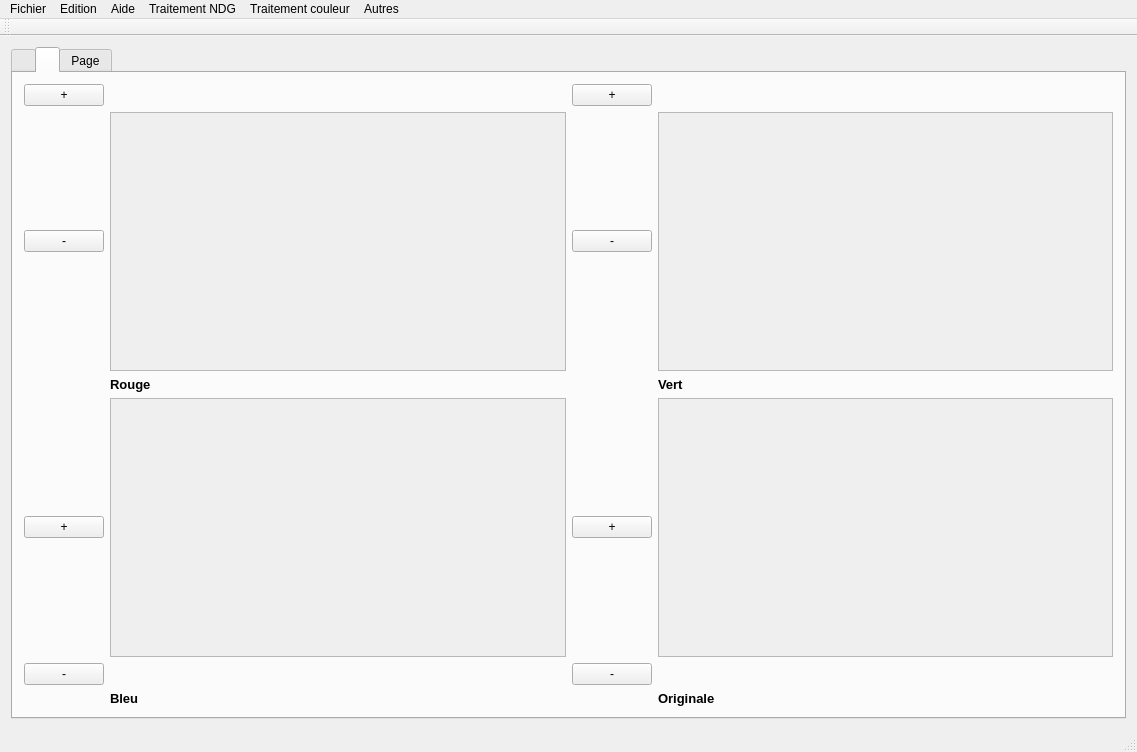
This is Qt/mainwindow.ui in lucasvolaine/ProjetFA2_SMARTIES_TOOLS as Qt 5 draws it before an edit. The edited form follows.
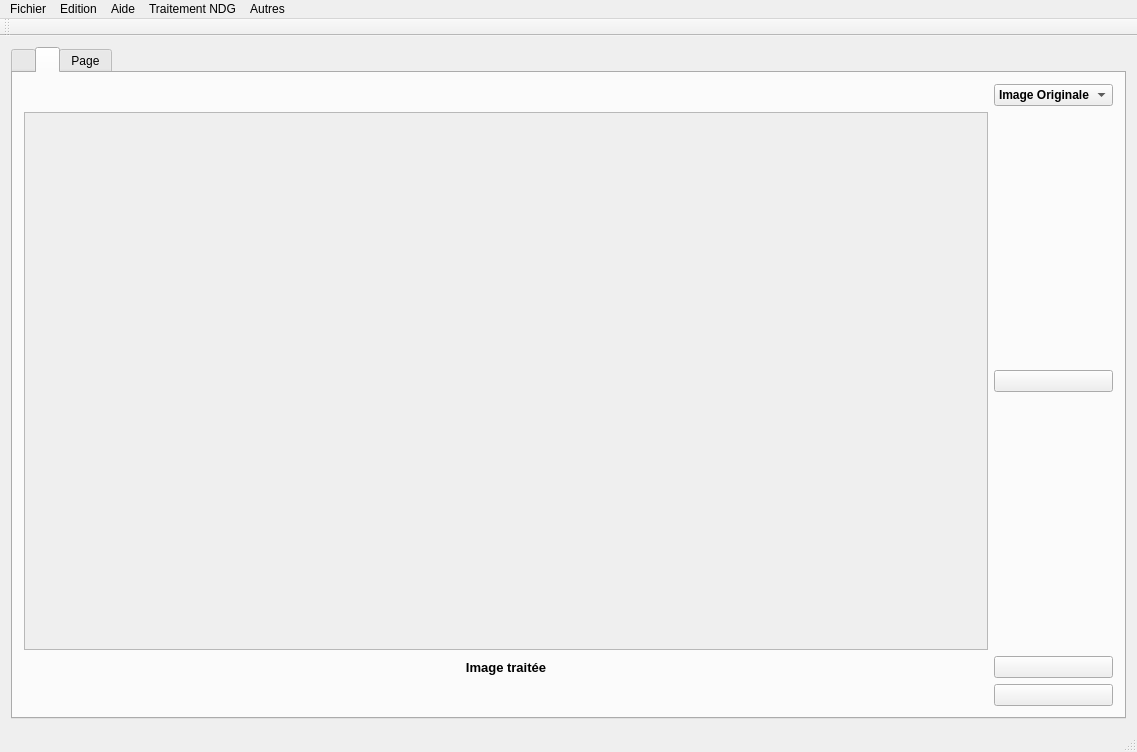
This is the edited form. The open tabs and pages were chosen to show the change.

Diff of the .ui file:
```diff
--- a/Qt/mainwindow.ui
+++ b/Qt/mainwindow.ui
@@ -57,8 +57,8 @@
    <property name="enabled">
     <bool>true</bool>
    </property>
-   <layout class="QHBoxLayout" name="horizontalLayout_2">
-    <item>
+   <layout class="QGridLayout" name="gridLayout_3">
+    <item row="0" column="1">
      <widget class="QTabWidget" name="tab_couleur">
       <property name="currentIndex">
        <number>0</number>
@@ -791,115 +791,21 @@
         <string/>
        </attribute>
        <layout class="QGridLayout" name="gridLayout_2">
-        <item row="12" column="2">
-         <widget class="QPushButton" name="plus4">
-          <property name="cursor">
-           <cursorShape>PointingHandCursor</cursorShape>
-          </property>
-          <property name="text">
-           <string>+</string>
-          </property>
-         </widget>
-        </item>
-        <item row="12" column="3">
-         <widget class="QScrollArea" name="scroll_3">
-          <property name="widgetResizable">
-           <bool>true</bool>
-          </property>
-          <widget class="QWidget" name="scrollAreaWidgetContents_6">
-           <property name="geometry">
-            <rect>
-             <x>0</x>
-             <y>0</y>
-             <width>461</width>
-             <height>262</height>
-            </rect>
-           </property>
-          </widget>
-         </widget>
-        </item>
-        <item row="12" column="1">
-         <widget class="QScrollArea" name="scroll_bleu">
-          <property name="widgetResizable">
-           <bool>true</bool>
-          </property>
-          <widget class="QWidget" name="scrollAreaWidgetContents_5">
-           <property name="geometry">
-            <rect>
-             <x>0</x>
-             <y>0</y>
-             <width>462</width>
-             <height>262</height>
-            </rect>
-           </property>
-          </widget>
-         </widget>
-        </item>
-        <item row="4" column="2">
+        <item row="15" column="1">
          <widget class="QPushButton" name="moins2">
           <property name="cursor">
            <cursorShape>PointingHandCursor</cursorShape>
           </property>
           <property name="text">
-           <string>-</string>
+           <string/>
           </property>
          </widget>
         </item>
-        <item row="11" column="1">
-         <widget class="QLabel" name="lbl_rouge">
-          <property name="font">
-           <font>
-            <pointsize>10</pointsize>
-            <weight>75</weight>
-            <bold>true</bold>
-           </font>
+        <item row="5" column="0">
+         <widget class="QScrollArea" name="scroll_couleur">
+          <property name="cursor" stdset="0">
+           <cursorShape>ForbiddenCursor</cursorShape>
           </property>
-          <property name="styleSheet">
-           <string notr="true">QLabel lbl_rouge {
-rgb(255, 0, 4)
-}</string>
-          </property>
-          <property name="text">
-           <string>Rouge</string>
-          </property>
-         </widget>
-        </item>
-        <item row="4" column="0">
-         <widget class="QPushButton" name="moins1">
-          <property name="cursor">
-           <cursorShape>PointingHandCursor</cursorShape>
-          </property>
-          <property name="text">
-           <string>-</string>
-          </property>
-         </widget>
-        </item>
-        <item row="11" column="3">
-         <widget class="QLabel" name="lbl_vert">
-          <property name="font">
-           <font>
-            <pointsize>10</pointsize>
-            <weight>75</weight>
-            <bold>true</bold>
-           </font>
-          </property>
-          <property name="text">
-           <string>Vert</string>
-          </property>
-         </widget>
-        </item>
-        <item row="12" column="0">
-         <widget class="QPushButton" name="plus5">
-          <property name="cursor">
-           <cursorShape>PointingHandCursor</cursorShape>
-          </property>
-          <property name="text">
-           <string>+</string>
-          </property>
-         </widget>
-        </item>
-        <item row="4" column="1">
-         <widget class="QScrollArea" name="scroll_rouge">
           <property name="widgetResizable">
            <bool>true</bool>
           </property>
@@ -908,95 +814,80 @@
             <rect>
              <x>0</x>
              <y>0</y>
-             <width>462</width>
-             <height>263</height>
+             <width>971</width>
+             <height>551</height>
             </rect>
            </property>
           </widget>
          </widget>
         </item>
-        <item row="4" column="3">
-         <widget class="QScrollArea" name="scroll_vert">
-          <property name="widgetResizable">
-           <bool>true</bool>
-          </property>
-          <widget class="QWidget" name="scrollAreaWidgetContents_4">
-           <property name="geometry">
-            <rect>
-             <x>0</x>
-             <y>0</y>
-             <width>461</width>
-             <height>263</height>
-            </rect>
-           </property>
-          </widget>
-         </widget>
-        </item>
-        <item row="14" column="2">
-         <widget class="QPushButton" name="mins4">
-          <property name="cursor">
-           <cursorShape>PointingHandCursor</cursorShape>
-          </property>
-          <property name="text">
-           <string>-</string>
-          </property>
-         </widget>
-        </item>
-        <item row="16" column="1">
-         <widget class="QLabel" name="lbl_bleu">
-          <property name="font">
-           <font>
-            <pointsize>10</pointsize>
-            <weight>75</weight>
-            <bold>true</bold>
-           </font>
-          </property>
-          <property name="text">
-           <string>Bleu</string>
-          </property>
-         </widget>
-        </item>
-        <item row="16" column="3">
-         <widget class="QLabel" name="lbl_originale">
-          <property name="font">
-           <font>
-            <pointsize>10</pointsize>
-            <weight>75</weight>
-            <bold>true</bold>
-           </font>
-          </property>
-          <property name="text">
-           <string>Originale</string>
-          </property>
-         </widget>
-        </item>
-        <item row="3" column="2">
-         <widget class="QPushButton" name="plus3">
-          <property name="cursor">
-           <cursorShape>PointingHandCursor</cursorShape>
-          </property>
-          <property name="text">
-           <string>+</string>
-          </property>
-         </widget>
-        </item>
-        <item row="3" column="0">
-         <widget class="QPushButton" name="plus2">
-          <property name="cursor">
-           <cursorShape>PointingHandCursor</cursorShape>
-          </property>
-          <property name="text">
-           <string>+</string>
-          </property>
-         </widget>
-        </item>
         <item row="14" column="0">
-         <widget class="QPushButton" name="moins3">
+         <widget class="QLabel" name="Imagetraite">
+          <property name="font">
+           <font>
+            <pointsize>10</pointsize>
+            <weight>75</weight>
+            <bold>true</bold>
+           </font>
+          </property>
+          <property name="text">
+           <string>Image traitée</string>
+          </property>
+          <property name="alignment">
+           <set>Qt::AlignCenter</set>
+          </property>
+         </widget>
+        </item>
+        <item row="14" column="1">
+         <widget class="QPushButton" name="plus2">
           <property name="cursor">
            <cursorShape>PointingHandCursor</cursorShape>
           </property>
           <property name="text">
-           <string>-</string>
+           <string/>
+          </property>
+         </widget>
+        </item>
+        <item row="0" column="1">
+         <widget class="QComboBox" name="combo_couleur">
+          <property name="font">
+           <font>
+            <weight>75</weight>
+            <bold>true</bold>
+           </font>
+          </property>
+          <property name="cursor">
+           <cursorShape>PointingHandCursor</cursorShape>
+          </property>
+          <item>
+           <property name="text">
+            <string>Image Originale</string>
+           </property>
+          </item>
+          <item>
+           <property name="text">
+            <string>Plan Rouge</string>
+           </property>
+          </item>
+          <item>
+           <property name="text">
+            <string>Plan Vert</string>
+           </property>
+          </item>
+          <item>
+           <property name="text">
+            <string>Plan Bleu</string>
+           </property>
+          </item>
+         </widget>
+        </item>
+        <item row="5" column="1">
+         <widget class="QPushButton" name="bouton_valide">
+          <property name="cursor">
+           <cursorShape>PointingHandCursor</cursorShape>
+          </property>
+          <property name="text">
+           <string/>
           </property>
          </widget>
         </item>
@@ -1006,6 +897,109 @@
        <attribute name="title">
         <string>Page</string>
        </attribute>
+       <layout class="QGridLayout" name="gridLayout_4">
+        <item row="3" column="1">
+         <widget class="QPushButton" name="plus3">
+          <property name="text">
+           <string/>
+          </property>
+         </widget>
+        </item>
+        <item row="1" column="0">
+         <widget class="QScrollArea" name="scroll_forme">
+          <property name="cursor" stdset="0">
+           <cursorShape>ForbiddenCursor</cursorShape>
+          </property>
+          <property name="widgetResizable">
+           <bool>true</bool>
+          </property>
+          <widget class="QWidget" name="scrollAreaWidgetContents_4">
+           <property name="geometry">
+            <rect>
+             <x>0</x>
+             <y>0</y>
+             <width>936</width>
+             <height>551</height>
+            </rect>
+           </property>
+          </widget>
+         </widget>
+        </item>
+        <item row="3" column="0">
+         <widget class="QLabel" name="labelforme">
+          <property name="font">
+           <font>
+            <pointsize>10</pointsize>
+            <weight>75</weight>
+            <bold>true</bold>
+           </font>
+          </property>
+          <property name="text">
+           <string>Image traitée</string>
+          </property>
+          <property name="alignment">
+           <set>Qt::AlignCenter</set>
+          </property>
+         </widget>
+        </item>
+        <item row="4" column="1">
+         <widget class="QPushButton" name="moins3">
+          <property name="text">
+           <string/>
+          </property>
+         </widget>
+        </item>
+        <item row="0" column="1">
+         <widget class="QComboBox" name="comboBox">
+          <property name="font">
+           <font>
+            <weight>75</weight>
+            <bold>true</bold>
+           </font>
+          </property>
+          <property name="cursor">
+           <cursorShape>PointingHandCursor</cursorShape>
+          </property>
+          <item>
+           <property name="text">
+            <string>Image Originale</string>
+           </property>
+          </item>
+          <item>
+           <property name="text">
+            <string>Supprimer le fond</string>
+           </property>
+          </item>
+          <item>
+           <property name="text">
+            <string>Détection de contours</string>
+           </property>
+          </item>
+          <item>
+           <property name="text">
+            <string>Egalisation</string>
+           </property>
+          </item>
+         </widget>
+        </item>
+        <item row="1" column="1">
+         <widget class="QPushButton" name="bouton_valide2">
+          <property name="cursor">
+           <cursorShape>PointingHandCursor</cursorShape>
+          </property>
+          <property name="text">
+           <string/>
+          </property>
+         </widget>
+        </item>
+        <item row="4" column="0">
+         <widget class="QSlider" name="slider_egalisation">
+          <property name="orientation">
+           <enum>Qt::Horizontal</enum>
+          </property>
+         </widget>
+        </item>
+       </layout>
       </widget>
      </widget>
     </item>
@@ -1064,29 +1058,6 @@
     <addaction name="menuOuverture"/>
     <addaction name="menuFermeture"/>
    </widget>
-   <widget class="QMenu" name="menuTraitement_couleur">
-    <property name="title">
-     <string>Traitement couleur</string>
-    </property>
-    <widget class="QMenu" name="menuExtraire_plans">
-     <property name="title">
-      <string>Extraire plans</string>
-     </property>
-     <addaction name="actionRouge"/>
-     <addaction name="actionBleu"/>
-     <addaction name="actionVert"/>
-    </widget>
-    <widget class="QMenu" name="menuHistogrammes">
-     <property name="title">
-      <string>Histogrammes</string>
-     </property>
-     <addaction name="actionRouge_2"/>
-     <addaction name="actionVert_2"/>
-     <addaction name="actionBleu_2"/>
-    </widget>
-    <addaction name="menuExtraire_plans"/>
-    <addaction name="menuHistogrammes"/>
-   </widget>
    <widget class="QMenu" name="menuAutres">
     <property name="title">
      <string>Autres</string>
@@ -1099,7 +1070,6 @@
    <addaction name="menuEdition"/>
    <addaction name="menuAide"/>
    <addaction name="menuTraitement_NDG"/>
-   <addaction name="menuTraitement_couleur"/>
    <addaction name="menuAutres"/>
   </widget>
   <widget class="QToolBar" name="mainToolBar">
```
Left out of the diff: 77 changed lines with no effect on the pictures.
